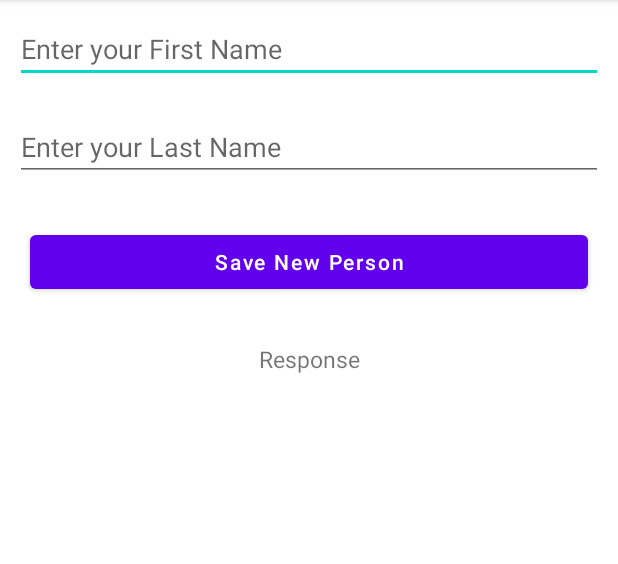
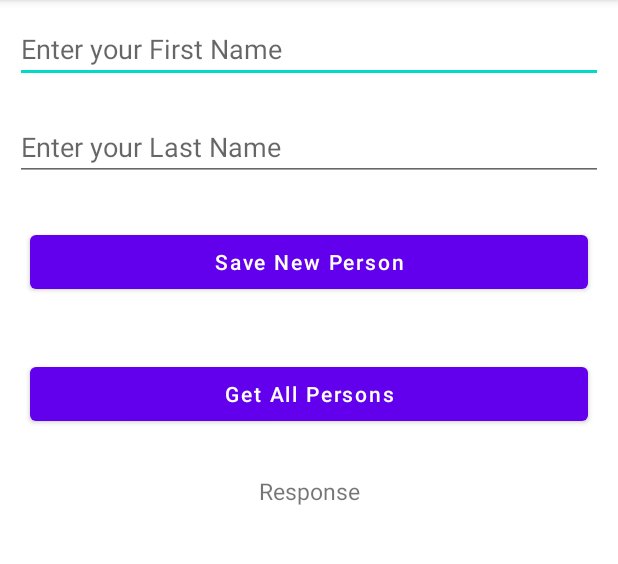
Before and after one commit to ljhHartman/Android_Retrofit_Simple_REST_Client, an Android app: the screen it shows after launch (MainActivity), on a phone screen of 412 x 824 dp, the part 84-648 px from its top. Run offline under Robolectric (Android 15) with nearby library versions, the phone set to English and light mode, and no system bars.

Commit message:
07/10/2022 UDATE: Package Organization 2

```diff
--- a/app/src/main/java/com/project/reciperetrofit/MainActivity.java
+++ b/app/src/main/java/com/project/reciperetrofit/MainActivity.java
@@ -11,6 +11,7 @@ import android.widget.Toast;
 import androidx.appcompat.app.AppCompatActivity;
 
 import com.example.reciperetrofit.R;
+import com.project.reciperetrofit.controller.ControllerPerson;
 import com.project.reciperetrofit.model.Person;
 import com.project.reciperetrofit.repository.RepositoryPerson;
 
@@ -20,7 +21,6 @@ import retrofit2.Response;
 import retrofit2.Retrofit;
 import retrofit2.converter.gson.GsonConverterFactory;
 
-// test commmit
 public class MainActivity extends AppCompatActivity {
 
     private EditText firstNameEdt, lastNameEdt;
@@ -49,11 +49,13 @@ public class MainActivity extends AppCompatActivity {
                     Toast.makeText(MainActivity.this, "Please enter both the values", Toast.LENGTH_SHORT).show();
                     return;
                 }
+
                 // calling a method to post the data and passing our name and job.
                 postData(firstNameEdt.getText().toString(), lastNameEdt.getText().toString());
             }
         });
     }
+
 
     private void postData(String firstName, String lastName) {
 
@@ -114,4 +116,6 @@ public class MainActivity extends AppCompatActivity {
         });
 
     }
+
+
 }
--- a/app/src/main/res/layout/activity_main.xml
+++ b/app/src/main/res/layout/activity_main.xml
@@ -24,11 +24,6 @@
         android:layout_margin="10dp"
         android:layout_marginTop="40dp"
         android:hint="Enter your Last Name" />
-
-
-
-
-
     <!--button for adding data-->
     <Button
         android:id="@+id/idBtnPost"
@@ -36,6 +31,15 @@
         android:layout_height="wrap_content"
         android:layout_margin="20dp"
         android:text="Save New Person"
+        android:textAllCaps="false" />
+
+    <!--button for getting data-->
+    <Button
+        android:id="@+id/idBtnGet"
+        android:layout_width="match_parent"
+        android:layout_height="wrap_content"
+        android:layout_margin="20dp"
+        android:text="Get All Persons"
         android:textAllCaps="false" />
 
     <!--text view for displaying our API response-->
@@ -57,4 +61,7 @@
         android:layout_gravity="center"
         android:visibility="gone" />
 
+
+
+
 </LinearLayout>
```
Also changed, not shown: app/src/main/java/com/project/reciperetrofit/controller/ControllerPerson.java (added, +27 -0 lines), 2 other files.
